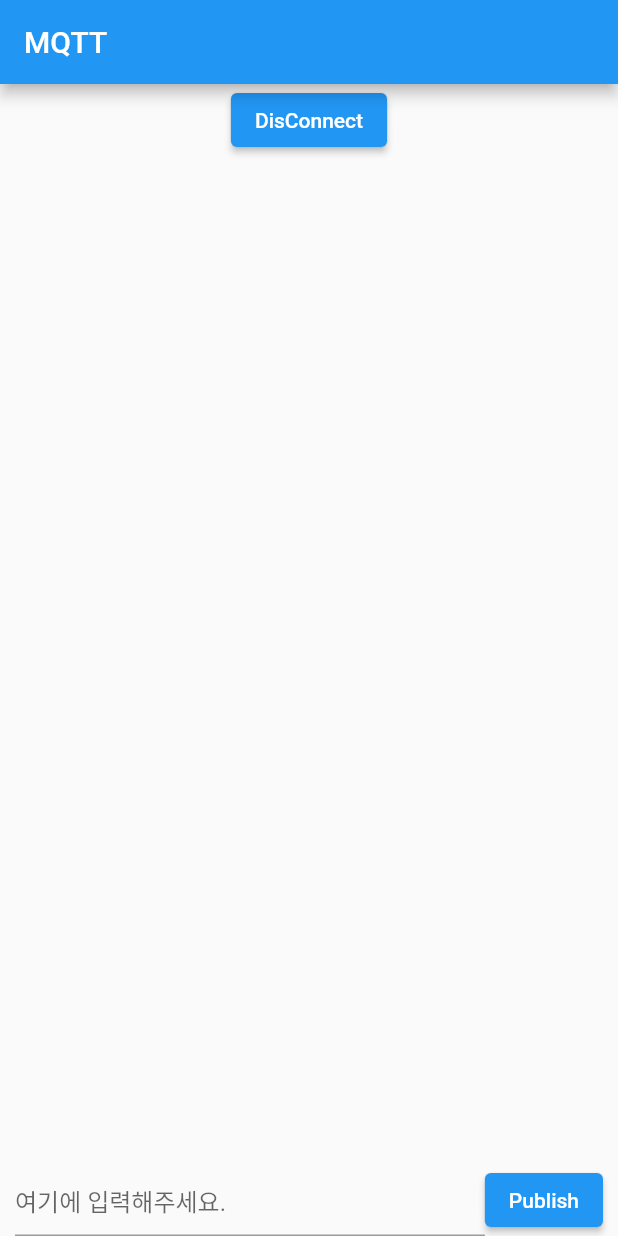
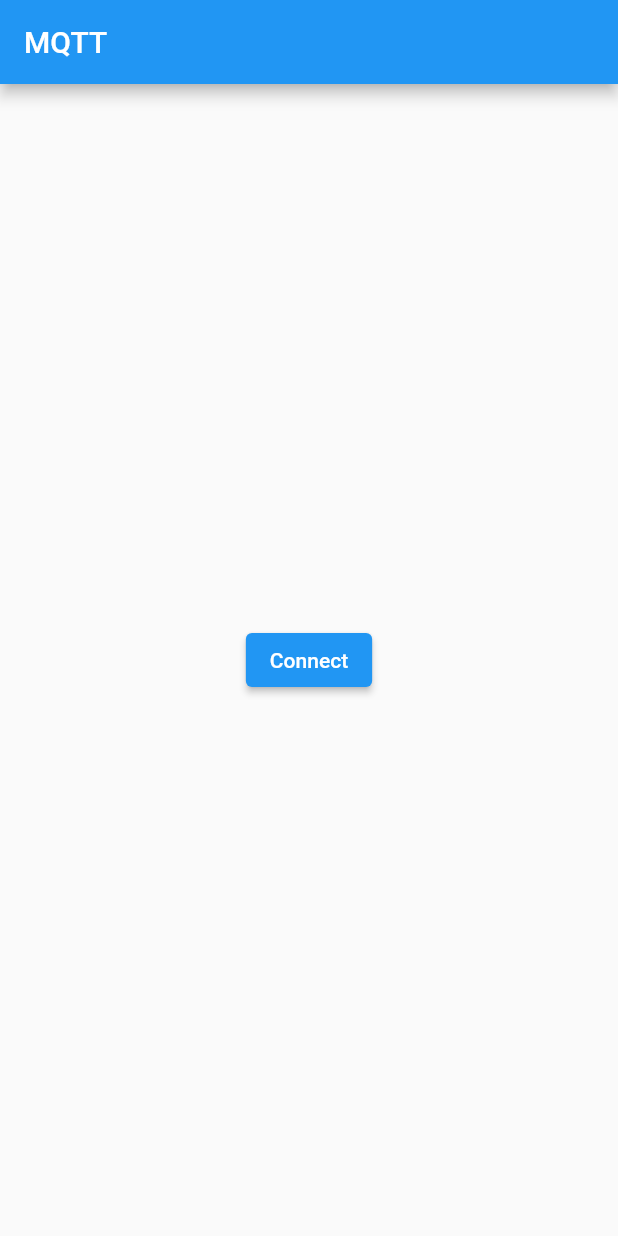
Before and after one commit to hyejin-1010/flutter-study, a Flutter app: the screen it shows after launch, after a tap on "Connect", on a phone screen of 412 x 824 dp. Run offline on Flutter 3.47's test engine with Material 2 defaults, Android fonts, the phone set to English and light mode, and no system bars; our stand-ins replace flutter_local_notifications, flutter_secure_storage, flutter_svg, google_maps_flutter, timezone, video_player; missing offline and left inert: mqtt_client; network calls fail.

Commit message:
✨ Feat: aws mqtt connect & subscribe

```diff
--- a/mqtt_study/lib/main.dart
+++ b/mqtt_study/lib/main.dart
@@ -4,7 +4,7 @@ import 'package:flutter/material.dart';
 import 'package:flutter_secure_storage/flutter_secure_storage.dart';
 import 'package:mqtt_client/mqtt_client.dart';
 import 'package:mqtt_client/mqtt_server_client.dart';
-import 'package:mqtt_study/screens/connect.dart';
+import 'package:mqtt_study/screens/aws_test/aws_test.dart';
 
 void main() {
   runApp(MyApp());
@@ -55,6 +55,7 @@ class _MyAppState extends State<MyApp> {
 
   @override
   Widget build(BuildContext context) {
+    /*
     return MaterialApp(
       title: 'Flutter Demo',
       theme: ThemeData(
@@ -84,6 +85,20 @@ class _MyAppState extends State<MyApp> {
                 onConnect: onConnect,
               ),
         ),
+      ),
+    );
+     */
+
+    return MaterialApp(
+      title: 'Flutter Demo',
+      theme: ThemeData(
+        primarySwatch: Colors.blue,
+      ),
+      home: Scaffold(
+        appBar: AppBar(
+          title: Text('MQTT'),
+        ),
+        body: AWSTestScreen(),
       ),
     );
   }
@@ -189,11 +204,11 @@ class _MyAppState extends State<MyApp> {
   }
 
   void onConnected() {
-    print('Connected');
+    print('chloe test Connected');
   }
 
   void onDisconnected() {
-    print('Disconnected');
+    print('chloe test Disconnected');
     setState(() {
       client = null;
       messages = [];
@@ -201,10 +216,12 @@ class _MyAppState extends State<MyApp> {
   }
 
   void onSubscribed(String topic) {
+    print('chloe test subscribe $topic');
     print('Subscribed topic: $topic');
   }
 
   void onSubscribeFail(String topic) {
+    print('chloe test subscribe $topic Fail');
     print('Failed to subscribe $topic');
   }
 
--- /dev/null
+++ b/mqtt_study/lib/screens/aws_test/aws_test.dart
@@ -0,0 +1,124 @@
+import 'dart:convert';
+import 'dart:io';
+
+import 'package:flutter/material.dart';
+import 'package:flutter/services.dart';
+import 'package:mqtt_client/mqtt_client.dart';
+import 'package:mqtt_client/mqtt_server_client.dart';
+
+class AWSTestScreen extends StatefulWidget {
+  const AWSTestScreen({Key? key}) : super(key: key);
+
+  @override
+  _AWSTestScreenState createState() => _AWSTestScreenState();
+}
+
+class _AWSTestScreenState extends State<AWSTestScreen> {
+
+  MqttServerClient client = MqttServerClient('mqtt://a3g9lwq85r20wi-ats.iot.ap-northeast-2.amazonaws.com', '');
+  String status = '';
+  bool connected = false;
+
+  @override
+  Widget build(BuildContext context) {
+    return Container(
+      child: Center(
+        child: connected
+          ? ElevatedButton(onPressed: _disconnect, child: Text('DisConnect'))
+          : ElevatedButton(onPressed: _connect, child: Text('Connect')),
+      ),
+    );
+  }
+
+  _connect() async {
+    try {
+      bool result = await mqttConnect('');
+      if (result == false) { return; }
+      setState(() {
+        connected = true;
+      });
+    } catch (_) {}
+  }
+
+  _disconnect() {
+    client.disconnect();
+  }
+
+  Future<bool> mqttConnect(String uniqueId) async {
+    setStatus('Connecting MQTT Broker');
+    ByteData rootCA = await rootBundle.load('assets/certs/root-CA.crt');
+    ByteData deviceCert = await rootBundle.load('assets/certs/Test.cert.pem');
+    ByteData privateKey = await rootBundle.load('assets/certs/Test.private.key');
+
+    SecurityContext context = SecurityContext.defaultContext;
+    context.setClientAuthoritiesBytes(rootCA.buffer.asUint8List());
+    context.useCertificateChainBytes(deviceCert.buffer.asUint8List());
+    context.usePrivateKeyBytes(privateKey.buffer.asUint8List());
+
+    // String id = 'sdk-nodejs-d0772ced-6431-419b-bf8b-1d35f33de11b';
+    String id = 'AppTest';
+
+    client = MqttServerClient('a3g9lwq85r20wi-ats.iot.ap-northeast-2.amazonaws.com', id);
+    client.securityContext = context;
+    // client.logging(on: true);
+    // client.keepAlivePeriod = 300;
+    client.port = 8883;
+    client.secure = true;
+    client.onConnected = onConnected;
+    client.onDisconnected = onDisconnected;
+    client.onSubscribed = onSubscribed;
+    client.onSubscribeFail = onSubscribeFail;
+    client.pongCallback = pong;
+
+    final MqttConnectMessage connMess = MqttConnectMessage()
+        .withClientIdentifier(id)
+        .startClean();
+    client.connectionMessage = connMess;
+
+    try {
+      await client.connect();
+    } catch (err) { print('${err.toString()}'); }
+
+    if (client.connectionStatus!.state == MqttConnectionState.connected) {
+      print('Chloe Connected to AWS Successfully!');
+    } else { return false; }
+
+    // String acceptedTopic = '\$aws/things/AppTest/shadow/get/accepted';
+    client.subscribe('topic_2', MqttQos.atMostOnce);
+    client.updates?.listen((List<MqttReceivedMessage<MqttMessage>> c) {
+      final MqttPublishMessage message = c[0].payload as MqttPublishMessage;
+      if (message.payload.message == null) { return; }
+      String data = utf8.decode(message.payload.message!);
+      dynamic response = json.decode(data);
+      print('chloe test accept : $response');
+    });
+
+    return false;
+  }
+
+  void onConnected() {
+    setStatus('Chloe Client connection was successful');
+    setState(() { connected = true; });
+  }
+
+  void onDisconnected() {
+    setStatus('Chloe Client Disconnected');
+    setState(() { connected = false; });
+  }
+
+  void pong() {
+    setStatus('Chloe Ping response client callback invoked');
+  }
+
+  void onSubscribed(String topic) {
+    print('Chloe Client onSubscribed $topic');
+  }
+
+  void onSubscribeFail(String topic) {
+    print('Chloe Client onSubscribeFail $topic');
+  }
+
+  void setStatus(String content) {
+    setState(() { status = content; });
+  }
+}
```
Also changed, not shown: mqtt_study/pubspec.yaml (+4 -47 lines), 1 other file.
